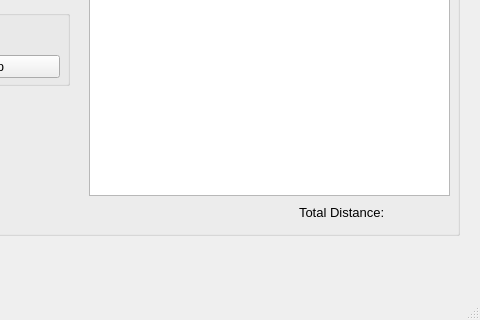
Jesus0342/CS1D-Project-2, file customtour.ui: the form before one commit; both pictures show x 171 to 651 and y 255 to 575 of the 651 by 575 pixel window.
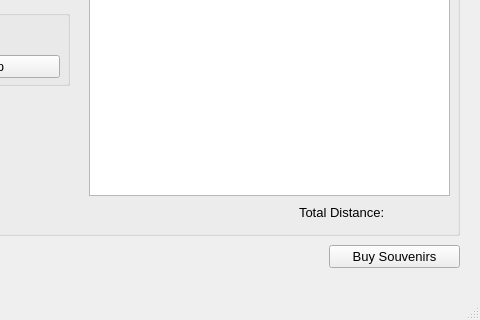
The form after the commit.

Commit message: some fixes to custom tour (souvenirs still not working)

Diff of the .ui file:
```diff
--- a/customtour.ui
+++ b/customtour.ui
@@ -265,6 +265,37 @@
       </property>
      </widget>
     </widget>
+    <widget class="QLabel" name="label_error">
+     <property name="geometry">
+      <rect>
+       <x>20</x>
+       <y>260</y>
+       <width>201</width>
+       <height>20</height>
+      </rect>
+     </property>
+     <property name="text">
+      <string/>
+     </property>
+    </widget>
+   </widget>
+   <widget class="QPushButton" name="pushButton_souvenirs">
+    <property name="geometry">
+     <rect>
+      <x>500</x>
+      <y>500</y>
+      <width>131</width>
+      <height>23</height>
+     </rect>
+    </property>
+    <property name="font">
+     <font>
+      <pointsize>10</pointsize>
+     </font>
+    </property>
+    <property name="text">
+     <string>Buy Souvenirs</string>
+    </property>
    </widget>
   </widget>
   <widget class="QStatusBar" name="statusbar"/>
```
The commit also changes 3 other files.
